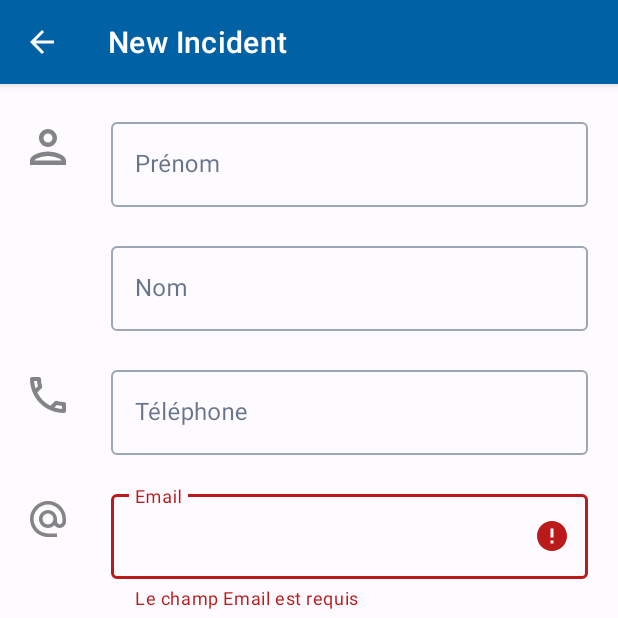
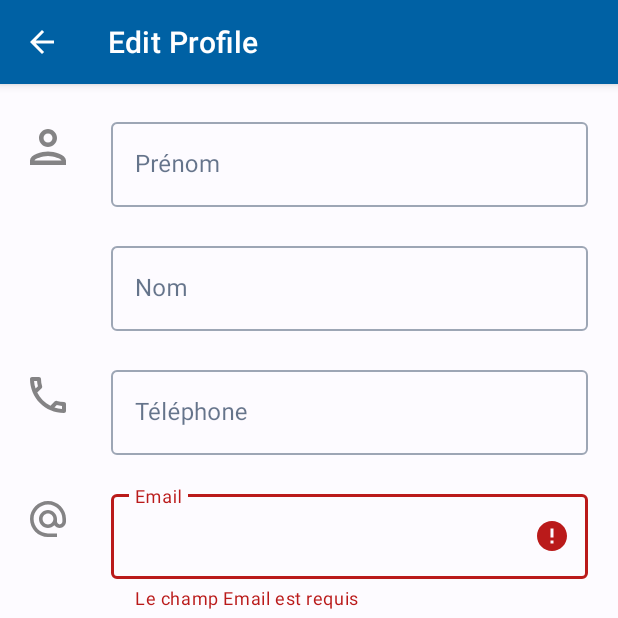
Before and after one commit to nicosaliagas/incidents-android-app, an Android app: the FormIncidentFragment screen opened directly, with no data from a screen before it, after a tap on "VALIDER", on a phone screen of 412 x 824 dp, the top half of it. Run offline under Robolectric (Android 15) with nearby library versions, the phone set to English and light mode, and no system bars; our stand-ins replace data binding; 1 statement that could not run was skipped.

Commit message:
Redirection vers la page d'édition du profile depuis le menu gauche

```diff
--- a/app/src/main/java/fr/nicos/allomairieapp/ui/incident/formIncident/FormIncidentFragment.java
+++ b/app/src/main/java/fr/nicos/allomairieapp/ui/incident/formIncident/FormIncidentFragment.java
@@ -45,12 +45,7 @@ public class FormIncidentFragment extends Fragment {
 
         setupListeners();
 
-        binding.validateButton.setOnClickListener(new View.OnClickListener() {
-            @Override
-            public void onClick(View view) {
-                mViewModel.sendFormData(isValidate());
-            }
-        });
+
 
         return binding.getRoot();
     }
@@ -58,6 +53,13 @@ public class FormIncidentFragment extends Fragment {
     private void setupListeners() {
         // Source : https://dev.to/mustufa786/textinputlayout-form-validation-using-data-binding-in-android-8gf
         binding.emailText.addTextChangedListener(new TextFieldValidation(binding.emailText));
+
+        binding.validateButton.setOnClickListener(new View.OnClickListener() {
+            @Override
+            public void onClick(View view) {
+                mViewModel.sendFormData(isValidate());
+            }
+        });
     }
 
     @Override
--- a/app/src/main/res/layout/nav_header_main.xml
+++ b/app/src/main/res/layout/nav_header_main.xml
@@ -13,7 +13,7 @@
     android:theme="@style/ThemeOverlay.AppCompat.Dark">
 
     <ImageView
-        android:id="@+id/imageView"
+        android:id="@+id/profileImageView"
         android:layout_width="wrap_content"
         android:layout_height="wrap_content"
         android:contentDescription="@string/nav_header_desc"
--- a/app/src/main/res/values/strings.xml
+++ b/app/src/main/res/values/strings.xml
@@ -1,9 +1,10 @@
 <resources>
     <string name="app_name">AlloMairie</string>
-    <string name="title_incident">New Incident</string>
+    <string name="title_incident">Edit Profile</string>
+
     <string name="navigation_drawer_open">Open navigation drawer</string>
     <string name="navigation_drawer_close">Close navigation drawer</string>
-    <string name="nav_header_title">Android Studio</string>
+    <string name="nav_header_title">Nicos Aliagas</string>
     <string name="nav_header_subtitle">android.studio@android.com</string>
     <string name="nav_header_desc">Navigation header</string>
     <string name="action_settings">Settings</string>
```
Also changed, not shown: app/src/main/java/fr/nicos/allomairieapp/MainActivity.java (+24 -7 lines).
